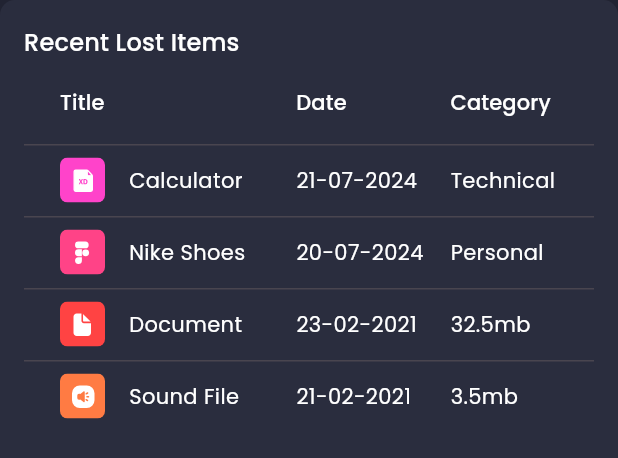
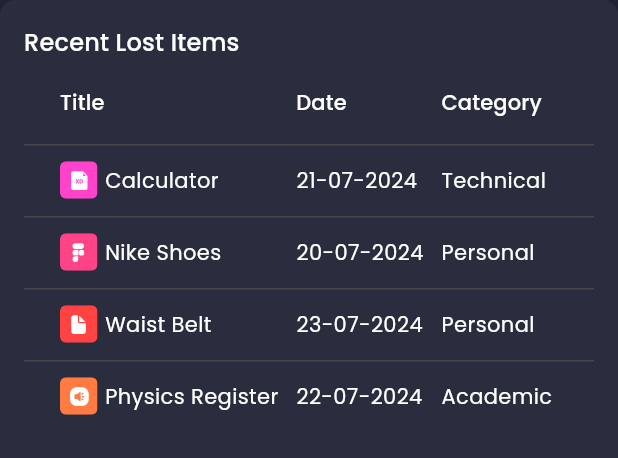
Before and after one commit to Sachitbansal/lost_and_found, a Flutter app: the RecentLostItems widget shown alone on an empty page, opened directly, on a phone screen of 412 x 824 dp. Shown: the top 458 px of the screen. Run offline on Flutter 3.47's test engine with Material 3 defaults, Android fonts, the phone set to English and light mode, and no system bars; our stand-ins replace cloud_firestore, firebase_auth, firebase_core, fl_chart, flutter_svg, google_fonts and 1 more; accounts and stored records are empty; network calls fail.

```diff
--- a/lib/components/signup_form.dart
+++ b/lib/components/signup_form.dart
@@ -8,7 +8,7 @@ class SignUpForm extends StatelessWidget {
     super.key,
   });
 
-  final auth = FirebaseAuth.instance;
+  final FirebaseAuth auth = FirebaseAuth.instance;
 
   Future<UserCredential> signInWithGoogle() async {
     // Create a new provider
--- a/lib/models/RecentFile.dart
+++ b/lib/models/recentLostItemData.dart
@@ -19,15 +19,15 @@ List demoRecentItems = [
   ),
   RecentFile(
     icon: "assets/icons/doc_file.svg",
-    title: "Document",
-    date: "23-02-2021",
-    size: "32.5mb",
+    title: "Waist Belt",
+    date: "23-07-2024",
+    size: "Personal",
   ),
   RecentFile(
     icon: "assets/icons/sound_file.svg",
-    title: "Sound File",
-    date: "21-02-2021",
-    size: "3.5mb",
+    title: "Physics Register",
+    date: "22-07-2024",
+    size: "Academic",
   ),
   // RecentFile(
   //   icon: "assets/icons/media_file.svg",
--- a/lib/screens/dashboard/components/recentLostItems.dart
+++ b/lib/screens/dashboard/components/recentLostItems.dart
@@ -2,7 +2,7 @@ import 'package:flutter/material.dart';
 import 'package:flutter_svg/svg.dart';
 
 import '../../../constants.dart';
-import '../../../models/RecentFile.dart';
+import '../../../models/recentLostItemData.dart';
 
 class RecentLostItems extends StatefulWidget {
   const RecentLostItems({
@@ -32,7 +32,7 @@ class _RecentLostItemsState extends State<RecentLostItems> {
           SizedBox(
             width: double.infinity,
             child: DataTable(
-              columnSpacing: defaultPadding,
+              columnSpacing: defaultPadding/2,
               // minWidth: 600,
               columns: const [
                 DataColumn(
@@ -62,14 +62,16 @@ DataRow recentFileDataRow(RecentFile fileInfo) {
     cells: [
       DataCell(
         Row(
+          mainAxisAlignment: MainAxisAlignment.start,
           children: [
             SvgPicture.asset(
               fileInfo.icon!,
-              height: 30,
-              width: 30,
+              height: 25,
+              width: 25,
             ),
+            SizedBox(width: 5,),
             Padding(
-              padding: const EdgeInsets.symmetric(horizontal: defaultPadding),
+              padding: const EdgeInsets.symmetric(horizontal: 0),
               child: Text(
                 fileInfo.title!,
                 overflow: TextOverflow.ellipsis,
```
Also changed, not shown: lib/screens/dashboard/components/header.dart (+19 -14 lines), 1 other file.
